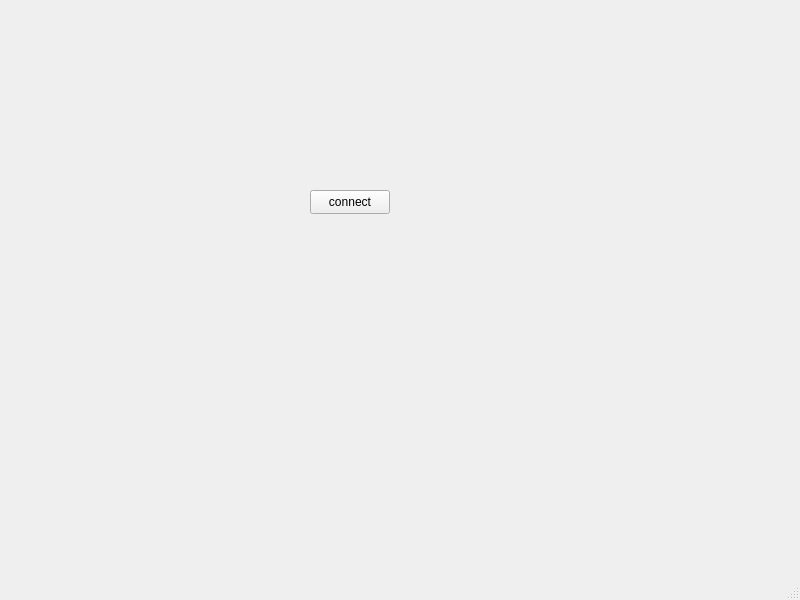
Old version of the form WGT/mainwindow.ui in the repository gexadax/WGTimeout.
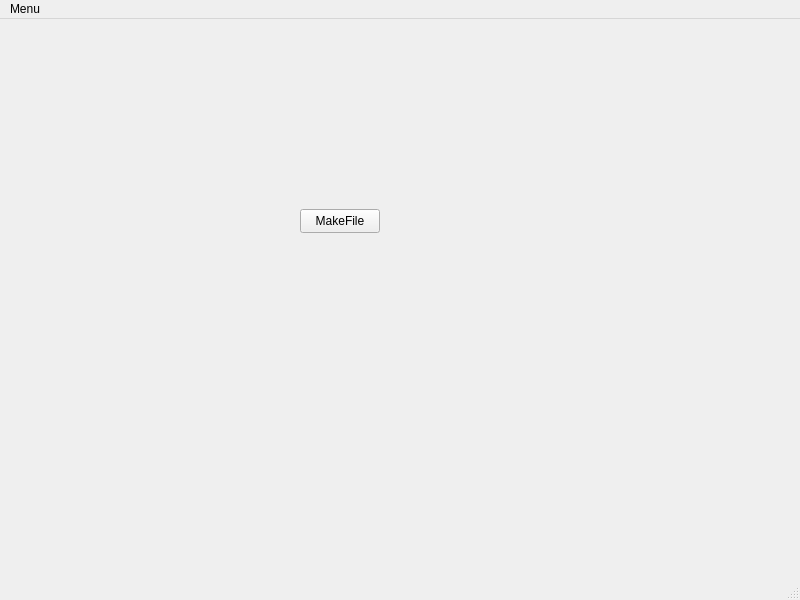
New version of the form.

```diff
--- a/WGT/mainwindow.ui
+++ b/WGT/mainwindow.ui
@@ -17,14 +17,14 @@
    <widget class="QPushButton" name="pushButton">
     <property name="geometry">
      <rect>
-      <x>310</x>
+      <x>300</x>
       <y>190</y>
       <width>80</width>
       <height>24</height>
      </rect>
     </property>
     <property name="text">
-     <string>connect</string>
+     <string>MakeFile</string>
     </property>
    </widget>
   </widget>
@@ -37,6 +37,14 @@
      <height>21</height>
     </rect>
    </property>
+   <widget class="QMenu" name="menuMenu">
+    <property name="title">
+     <string>Menu</string>
+    </property>
+    <addaction name="actionSettings"/>
+    <addaction name="actionExit"/>
+   </widget>
+   <addaction name="menuMenu"/>
   </widget>
   <widget class="QStatusBar" name="statusbar"/>
  </widget>
```
Left out of the diff: 10 changed lines with no effect on the pictures.
